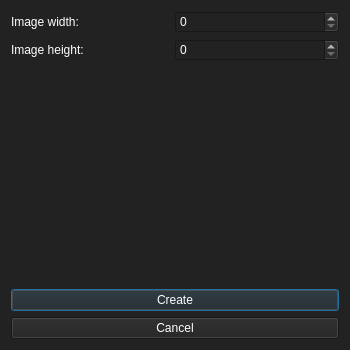
The window that alpaint/res/NewFileDialog.ui (DatDarkAlpaca/alpaint) describes before a commit, drawn with Qt 5.
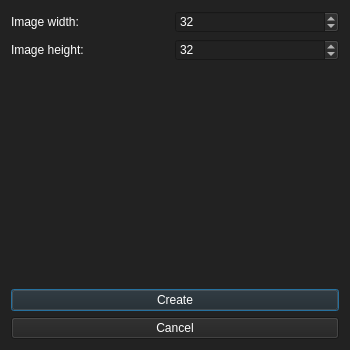
The same window after the commit.

Commit message: Set layer widgets up.

The edit to the form file:
```diff
--- a/alpaint/res/NewFileDialog.ui
+++ b/alpaint/res/NewFileDialog.ui
@@ -58,6 +58,9 @@
        <property name="maximum">
         <number>5000</number>
        </property>
+       <property name="value">
+        <number>32</number>
+       </property>
       </widget>
      </item>
     </layout>
@@ -85,6 +88,9 @@
        <property name="maximum">
         <number>5000</number>
        </property>
+       <property name="value">
+        <number>32</number>
+       </property>
       </widget>
      </item>
     </layout>
```
The commit also changes 5 other files.
